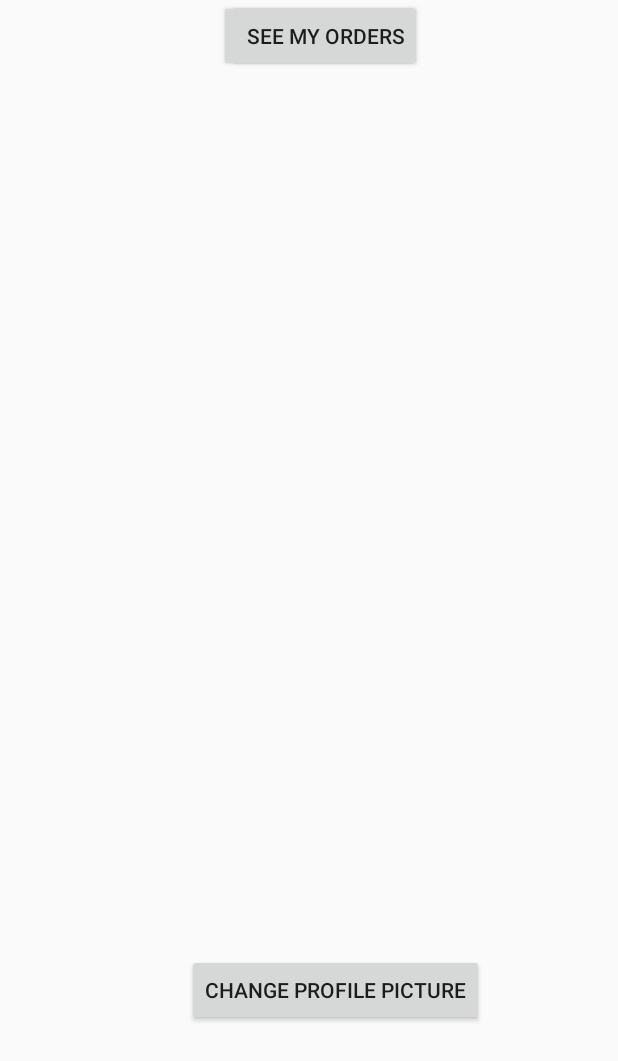
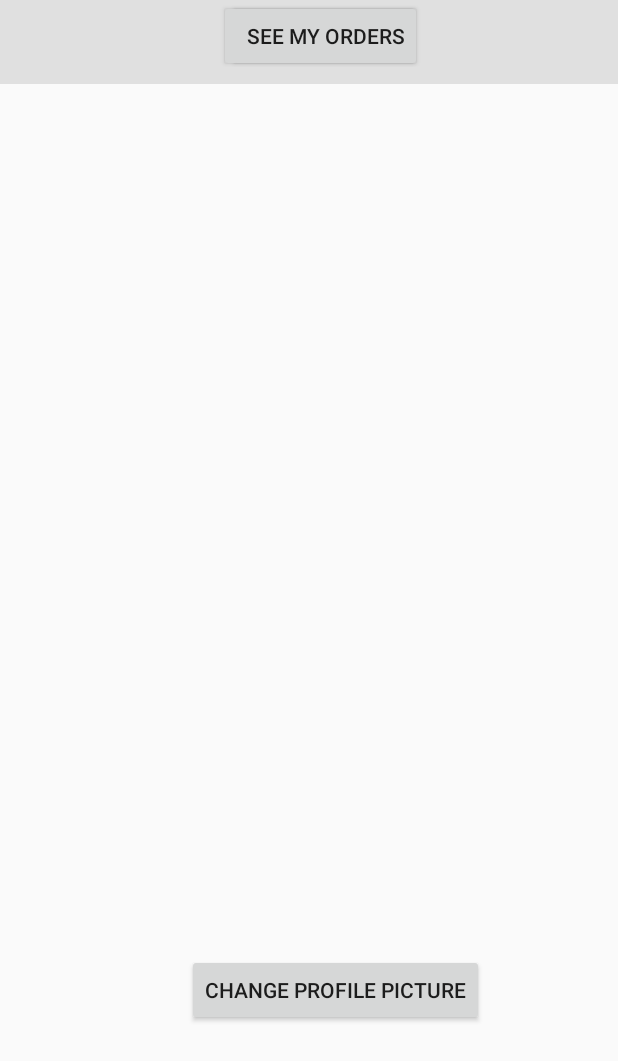
Before and after one commit to Guibaleno/ShopnShopAndroid, an Android app: the layout activity_main_menu.xml on its own in the app's theme, with its tools: preview values and no code run, on a phone screen of 412 x 824 dp. Shown: the top 1061 px of the screen. Run offline under Robolectric (Android 15) with nearby library versions, the phone set to English and light mode, and no system bars.

Commit message:
menu incomplet

```diff
--- a/ShopnShop/app/build.gradle
+++ b/ShopnShop/app/build.gradle
@@ -26,4 +26,5 @@ dependencies {
     androidTestImplementation 'com.android.support.test:runner:1.0.2'
     androidTestImplementation 'com.android.support.test.espresso:espresso-core:3.0.2'
     implementation 'com.android.support:recyclerview-v7:27.1.1'
+    implementation 'com.android.support:design:27.1.1'
 }
--- a/ShopnShop/app/src/main/java/com/example/a533/shopnshop/SeeMyOrders.java
+++ b/ShopnShop/app/src/main/java/com/example/a533/shopnshop/SeeMyOrders.java
@@ -10,4 +10,6 @@ public class SeeMyOrders extends AppCompatActivity {
         super.onCreate(savedInstanceState);
         setContentView(R.layout.activity_see_my_orders);
     }
+
+
 }
--- a/ShopnShop/app/src/main/res/layout/activity_main_menu.xml
+++ b/ShopnShop/app/src/main/res/layout/activity_main_menu.xml
@@ -5,6 +5,23 @@
     android:layout_width="match_parent"
     android:layout_height="match_parent"
     tools:context=".MainMenu">
+
+
+    <FrameLayout
+        android:id="@+id/content_frame"
+        android:layout_width="match_parent"
+        android:layout_height="match_parent">
+
+        <android.support.v7.widget.Toolbar
+            android:id="@+id/toolbar"
+            android:layout_width="match_parent"
+            android:layout_height="?attr/actionBarSize"
+            android:background="?attr/colorPrimary"
+            android:theme="@style/ThemeOverlay.AppCompat.ActionBar" />
+
+
+
+    </FrameLayout>
 
     <Button
         android:id="@+id/btnOrder"
--- a/ShopnShop/app/src/main/res/values/colors.xml
+++ b/ShopnShop/app/src/main/res/values/colors.xml
@@ -1,6 +1,6 @@
 <?xml version="1.0" encoding="utf-8"?>
 <resources>
-    <color name="colorPrimary">#3F51B5</color>
-    <color name="colorPrimaryDark">#303F9F</color>
-    <color name="colorAccent">#FF4081</color>
+    <color name="colorPrimary">#E0E0E0</color>
+    <color name="colorPrimaryDark">#333333</color>
+    <color name="colorAccent">#FF4000</color>
 </resources>
--- a/ShopnShop/app/src/main/res/values/styles.xml
+++ b/ShopnShop/app/src/main/res/values/styles.xml
@@ -1,7 +1,7 @@
 <resources>
 
     <!-- Base application theme. -->
-    <style name="AppTheme" parent="Theme.AppCompat.Light.DarkActionBar">
+    <style name="AppTheme" parent="Theme.AppCompat.Light.NoActionBar">
         <!-- Customize your theme here. -->
         <item name="colorPrimary">@color/colorPrimary</item>
         <item name="colorPrimaryDark">@color/colorPrimaryDark</item>
```
Also changed, not shown: ShopnShop/app/src/main/java/com/example/a533/shopnshop/MainMenu.java (+50 -0 lines), ShopnShop/app/src/main/res/drawable/ic_menu.xml (added, +9 -0 lines).
